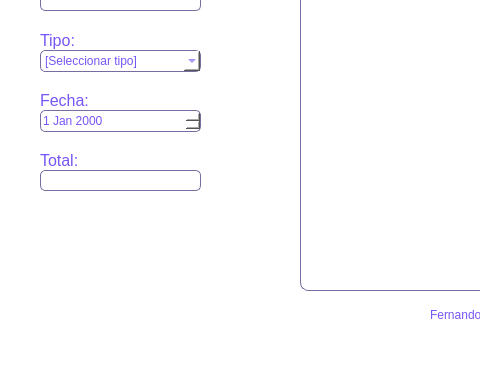
First picture: the form in UI/ventanaComprobantes.ui, repository fernandoruiz2016/python-store-management, before the edit; both pictures show x 0 to 480 and y 190 to 577 of the 897 by 577 pixel window.
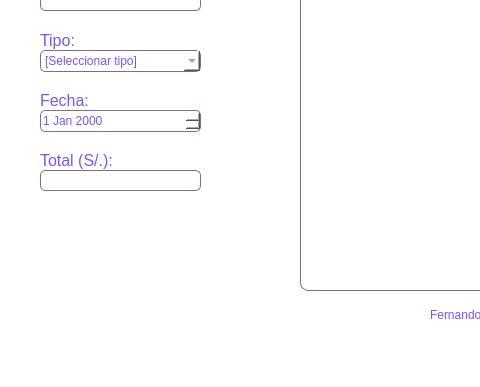
Second picture: the form after the edit.

What changed in the file:
```diff
--- a/UI/ventanaComprobantes.ui
+++ b/UI/ventanaComprobantes.ui
@@ -398,7 +398,7 @@
 font: inter</string>
     </property>
     <property name="text">
-     <string>Total:</string>
+     <string>Total (S/.):</string>
     </property>
    </widget>
    <widget class="QDateEdit" name="dtFecha">
```
